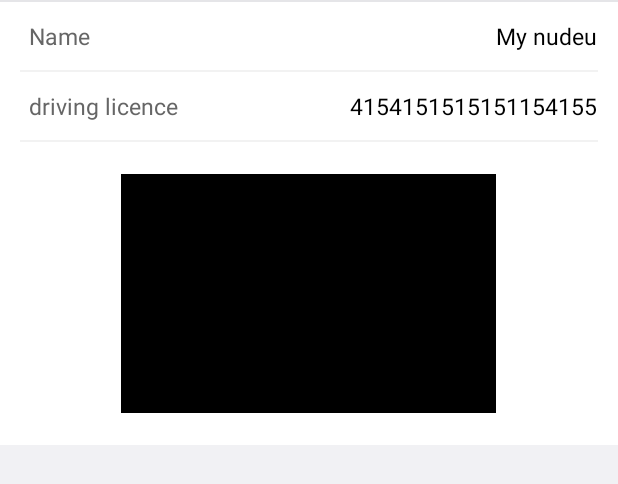
After one commit to clarenceV1/komutr-driver, an Android app: the layout verified.xml on its own in the app's theme, with its tools: preview values and no code run, on a phone screen of 412 x 824 dp. The commit adds this screen. Shown: the top 484 px of the screen. Run offline under Robolectric (Android 15) with nearby library versions, the phone set to English and light mode, and no system bars.

Commit message:
添加身份验证页面

```diff
--- a/app/src/main/AndroidManifest.xml
+++ b/app/src/main/AndroidManifest.xml
@@ -33,6 +33,7 @@
         <activity android:name="com.komutr.driver.ui.message.MessageActivity" />
         <activity android:name="com.komutr.driver.ui.message.MessageDetailActivity" />
         <activity android:name="com.komutr.driver.ui.wallet.WalletActivity" />
+        <activity android:name=".ui.verified.VerifiedActivity"/>
     </application>
 
 </manifest>
--- a/app/src/main/java/com/komutr/driver/common/RouterManager.java
+++ b/app/src/main/java/com/komutr/driver/common/RouterManager.java
@@ -10,7 +10,7 @@ public class RouterManager {
     public static final String ROUTER_MESSAGE = ROUTER_HOME + "MessageActivity";
     public static final String ROUTER_MESSAGE_DETAIL = ROUTER_HOME + "MessageDetailActivity";
     public static final String ROUTER_FEEDBACK = ROUTER_HOME + "FeedbackActivity";
-    public static final String ROUTER_REGION = ROUTER_HOME + "RegionActivity";
+    public static final String ROUTER_VERIFIED = ROUTER_HOME + "VerifiedActivity";
     public static final String ROUTER_WALLET = ROUTER_HOME + "WalletActivity";
     public static final String ROUTER_NICKNAME= ROUTER_HOME + "NicknameActivity";
 
@@ -27,4 +27,8 @@ public class RouterManager {
     public static void goNickname() {
         ARouter.getInstance().build(RouterManager.ROUTER_NICKNAME).navigation();
     }
+
+    public static void goVerified() {
+        ARouter.getInstance().build(RouterManager.ROUTER_VERIFIED).navigation();
+    }
 }
--- a/app/src/main/java/com/komutr/driver/dagger/component/AppComponent.java
+++ b/app/src/main/java/com/komutr/driver/dagger/component/AppComponent.java
@@ -11,6 +11,7 @@ import com.komutr.driver.ui.main.fragment.RouteFragment;
 import com.komutr.driver.ui.main.fragment.ScheduleFragment;
 import com.komutr.driver.ui.message.MessageActivity;
 import com.komutr.driver.ui.message.MessageDetailActivity;
+import com.komutr.driver.ui.verified.VerifiedActivity;
 import com.komutr.driver.ui.wallet.WalletActivity;
 import com.komutr.driver.ui.web.WebActivity;
 
@@ -30,8 +31,11 @@ public interface AppComponent {
     void inject(MessageActivity activity);
     void inject(MessageDetailActivity activity);
     void inject(WalletActivity activity);
+    void inject(VerifiedActivity activity);
 
     void inject(ScheduleFragment fragment);
     void inject(RouteFragment fragment);
     void inject(MineFragment fragment);
+
+
 }
--- a/app/src/main/java/com/komutr/driver/ui/main/fragment/MineFragment.java
+++ b/app/src/main/java/com/komutr/driver/ui/main/fragment/MineFragment.java
@@ -7,6 +7,7 @@ import android.view.View;
 import com.cai.framework.base.GodBasePresenterFragment;
 import com.komutr.driver.R;
 import com.komutr.driver.base.App;
+import com.komutr.driver.common.RouterManager;
 import com.komutr.driver.databinding.MineBinding;
 
 import java.util.List;
@@ -57,12 +58,10 @@ public class MineFragment extends GodBasePresenterFragment<MineBinding> implemen
 
             }
         });
-        mViewBinding.rlVerified.setOnClickListener(new View.OnClickListener() {
-            @Override
-            public void onClick(View v) {
+        mViewBinding.rlVerified.setOnClickListener(v ->
+                RouterManager.goVerified()
+        );
 
-            }
-        });
         mViewBinding.rlSetting.setOnClickListener(new View.OnClickListener() {
             @Override
             public void onClick(View v) {
@@ -70,7 +69,7 @@ public class MineFragment extends GodBasePresenterFragment<MineBinding> implemen
             }
         });
         mViewBinding.rlService.setOnClickListener(v ->
-                presenter.callPhone(MineFragment.this,"13779926287")
+                presenter.callPhone(MineFragment.this, "13779926287")
         );
     }
 }
--- /dev/null
+++ b/app/src/main/java/com/komutr/driver/ui/verified/VerifiedActivity.java
@@ -0,0 +1,52 @@
+package com.komutr.driver.ui.verified;
+
+import com.alibaba.android.arouter.facade.annotation.Route;
+import com.cai.framework.base.GodBasePresenter;
+import com.cai.framework.imageload.GlideCircleTransform;
+import com.cai.framework.imageload.GlideRoundTransform;
+import com.cai.framework.imageload.ILoadImage;
+import com.cai.framework.imageload.ILoadImageParams;
+import com.cai.framework.imageload.ImageForGlideParams;
+import com.komutr.driver.R;
+import com.komutr.driver.base.App;
+import com.komutr.driver.base.AppBaseActivity;
+import com.komutr.driver.common.RouterManager;
+import com.komutr.driver.databinding.VerifiedBinding;
+
+import java.util.List;
+
+import javax.inject.Inject;
+
+@Route(path = RouterManager.ROUTER_VERIFIED, name = "我的-实名认证")
+public class VerifiedActivity extends AppBaseActivity<VerifiedBinding> implements VerifiedView {
+    @Inject
+    VerifiedPresenter presenter;
+    @Inject
+    ILoadImage iLoadImage;
+
+    @Override
+    public void initDagger() {
+        App.getAppComponent().inject(this);
+    }
+
+    @Override
+    public void addPresenters(List<GodBasePresenter> observerList) {
+        observerList.add(presenter);
+    }
+
+    @Override
+    public void initView() {
+        setBarTitle(getString(R.string.my_verified));
+        ILoadImageParams imageParams = new ImageForGlideParams.Builder()
+                .url("https://timgsa.baidu.com/timg?image&quality=80&size=b9999_10000&sec=1536463927&di=1fe7a492f833960e4eddd2e968bc8b32&imgtype=jpg&er=1&src=http%3A%2F%2Fww2.sinaimg.cn%2Fbmiddle%2F0062Tsskjw1ev5k66vo12j30c80gbt9w.jpg")
+                .error(R.color.color_f1f1f4)
+                .build();
+        imageParams.setImageView(mViewBinding.imgVerified);
+        iLoadImage.loadImage(this, imageParams);
+    }
+
+    @Override
+    public int getLayoutId() {
+        return R.layout.verified;
+    }
+}
--- /dev/null
+++ b/app/src/main/java/com/komutr/driver/ui/verified/VerifiedPresenter.java
@@ -0,0 +1,18 @@
+package com.komutr.driver.ui.verified;
+
+import com.komutr.driver.base.AppBasePresenter;
+
+import javax.inject.Inject;
+
+public class VerifiedPresenter extends AppBasePresenter<VerifiedView> {
+
+    @Inject
+    public VerifiedPresenter() {
+
+    }
+
+    @Override
+    public void onAttached() {
+    }
+
+}
--- /dev/null
+++ b/app/src/main/java/com/komutr/driver/ui/verified/VerifiedView.java
@@ -0,0 +1,8 @@
+package com.komutr.driver.ui.verified;
+
+import com.cai.framework.base.GodBaseView;
+
+public interface VerifiedView extends GodBaseView {
+
+
+}
--- /dev/null
+++ b/app/src/main/res/layout/verified.xml
@@ -0,0 +1,112 @@
+<?xml version="1.0" encoding="utf-8"?>
+<layout xmlns:android="http://schemas.android.com/apk/res/android"
+    xmlns:tools="http://schemas.android.com/tools">
+
+    <LinearLayout
+        android:layout_width="match_parent"
+        android:layout_height="match_parent"
+        android:background="@color/color_f1f1f4"
+        android:orientation="vertical">
+
+        <View
+            android:layout_width="match_parent"
+            android:layout_height="1dp"
+            android:background="@color/color_0d000000" />
+
+        <RelativeLayout
+            android:layout_width="match_parent"
+            android:layout_height="45dp"
+            android:background="@color/color_ffffff">
+
+            <TextView
+                android:layout_width="wrap_content"
+                android:layout_height="wrap_content"
+                android:layout_centerVertical="true"
+                android:layout_marginStart="19dp"
+                android:text="@string/verified_name"
+                android:textColor="@color/color_666666"
+                android:textSize="15sp" />
+
+            <TextView
+                android:id="@+id/tvUserName"
+                android:layout_width="wrap_content"
+                android:layout_height="wrap_content"
+                android:layout_alignParentRight="true"
+                android:layout_centerVertical="true"
+                android:layout_marginEnd="14dp"
+                android:textColor="@color/color_000000"
+                android:textSize="15sp"
+                tools:text="My nudeu" />
+        </RelativeLayout>
+
+        <LinearLayout
+            android:layout_width="match_parent"
+            android:layout_height="1dp"
+            android:background="@color/color_ffffff"
+            android:orientation="vertical">
+
+            <View
+                android:layout_width="match_parent"
+                android:layout_height="match_parent"
+                android:layout_marginEnd="13dp"
+                android:layout_marginStart="13dp"
+                android:background="@color/color_0d000000" />
+
+        </LinearLayout>
+
+        <RelativeLayout
+            android:layout_width="match_parent"
+            android:layout_height="45dp"
+            android:background="@color/color_ffffff">
+
+            <TextView
+                android:layout_width="wrap_content"
+                android:layout_height="wrap_content"
+                android:layout_centerVertical="true"
+                android:layout_marginStart="19dp"
+                android:text="@string/verified_driving_licence"
+                android:textColor="@color/color_666666"
+                android:textSize="15sp" />
+
+            <TextView
+                android:id="@+id/tvDrivingLicence"
+                android:layout_width="wrap_content"
+                android:layout_height="wrap_content"
+                android:layout_alignParentRight="true"
+                android:layout_centerVertical="true"
+                android:layout_marginEnd="14dp"
+                android:textColor="@color/color_000000"
+                android:textSize="15sp"
+                tools:text="4154151515151154155" />
+        </RelativeLayout>
+
+        <LinearLayout
+            android:layout_width="match_parent"
+            android:layout_height="1dp"
+            android:background="@color/color_ffffff"
+            android:orientation="vertical">
+
+            <View
+                android:layout_width="match_parent"
+                android:layout_height="match_parent"
+                android:layout_marginEnd="13dp"
+                android:layout_marginStart="13dp"
+                android:background="@color/color_0d000000" />
+
+        </LinearLayout>
+
+        <RelativeLayout
+            android:layout_width="match_parent"
+            android:layout_height="202dp"
+            android:background="@color/color_ffffff">
+
+            <ImageView
+                android:id="@+id/imgVerified"
+                android:layout_width="250dp"
+                android:layout_height="159dp"
+                android:layout_centerInParent="true"
+                android:scaleType="fitXY"
+                tools:background="@color/color_000000" />
+        </RelativeLayout>
+    </LinearLayout>
+</layout>
--- a/app/src/main/res/values/colors.xml
+++ b/app/src/main/res/values/colors.xml
@@ -16,4 +16,5 @@
     <color name="color_eaeaea">#eaeaea</color>
     <color name="color_d93e3e">#d93e3e</color>
     <color name="color_f1f1f4">#f1f1f4</color>
+    <color name="color_0d000000">#0d000000</color>
 </resources>
--- a/app/src/main/res/values/strings.xml
+++ b/app/src/main/res/values/strings.xml
@@ -15,4 +15,6 @@
     <string name="my_schedule">My schedule</string>
     <string name="my_setting">Setting</string>
     <string name="my_service">Service tel</string>
+    <string name="verified_name">Name</string>
+    <string name="verified_driving_licence">driving licence</string>
 </resources>
```
